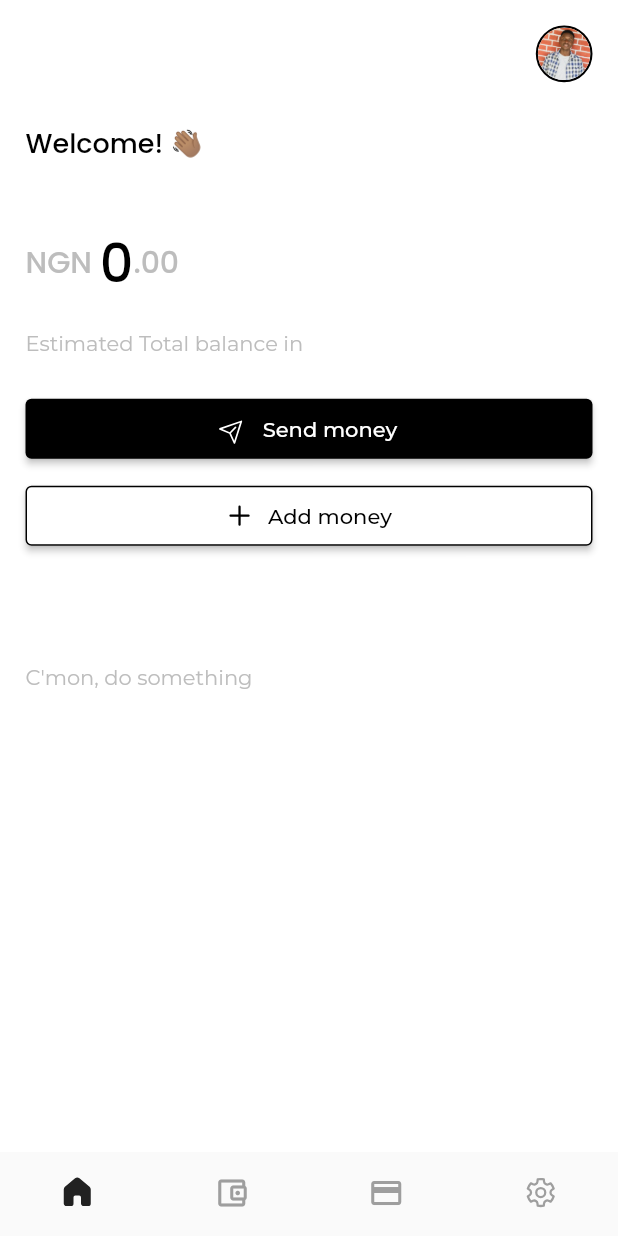
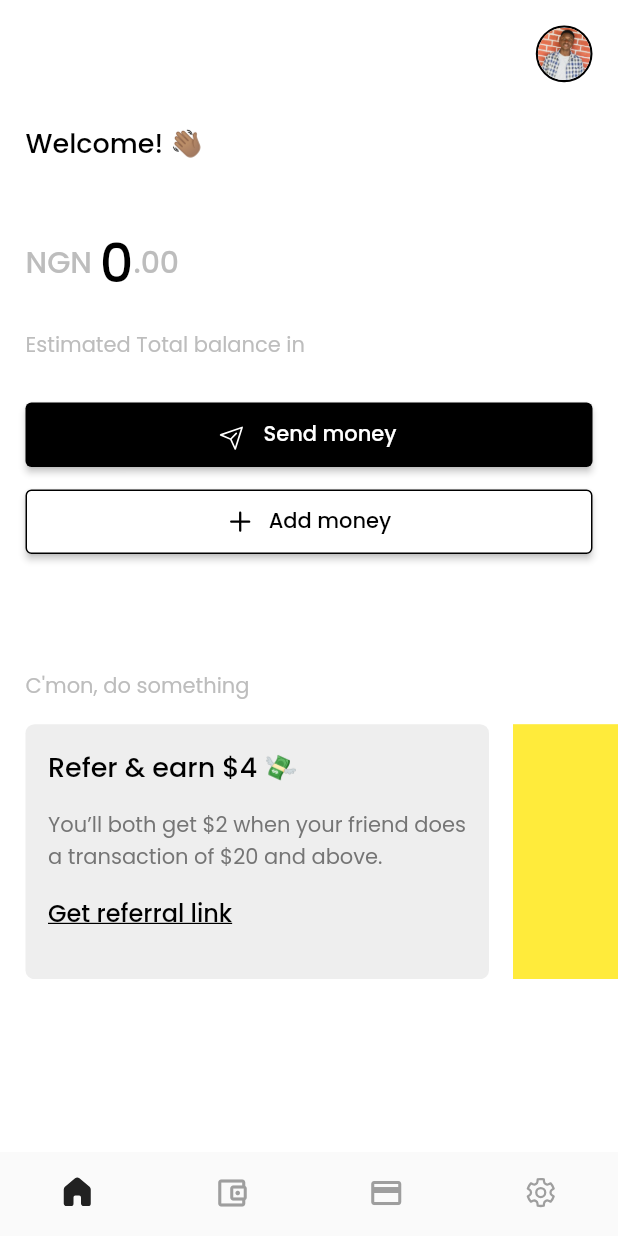
Before and after one commit to ProsperChihimba/coinprofile, a Flutter app: the screen it shows after launch, on a phone screen of 412 x 824 dp. Run offline on Flutter 3.47's test engine with Material 2 defaults, Android fonts, the phone set to English and light mode, and no system bars; our stand-ins replace fluentui_icons, gap, get, google_fonts.

Commit message:
Add: customer actions section

```diff
--- a/lib/screens/home_screen.dart
+++ b/lib/screens/home_screen.dart
@@ -14,6 +14,7 @@ class HomeScreen extends StatefulWidget {
 class _HomeScreenState extends State<HomeScreen> {
   @override
   Widget build(BuildContext context) {
+    final size = AppLayout.getSize(context);
     return Scaffold(
       backgroundColor: Colors.white,
       body: ListView(
@@ -172,6 +173,61 @@ class _HomeScreenState extends State<HomeScreen> {
               ),
             ),
           ),
+
+          // Customer refers
+          Gap(AppLayout.getHeight(15)),
+          SingleChildScrollView(
+            scrollDirection: Axis.horizontal,
+            padding: EdgeInsets.symmetric(
+              horizontal: AppLayout.getWidth(17),
+            ),
+            child: Row(
+              children: [
+                Container(
+                  margin: EdgeInsets.only(right: AppLayout.getHeight(16)),
+                  width: size.width * 0.75,
+                  height: AppLayout.getHeight(170),
+                  padding: EdgeInsets.symmetric(
+                    horizontal: AppLayout.getWidth(15),
+                    vertical: AppLayout.getHeight(15),
+                  ),
+                  decoration: BoxDecoration(
+                    color: Colors.grey.shade200,
+                    borderRadius: BorderRadius.circular(AppLayout.getHeight(6)),
+                  ),
+                  child: Column(
+                    crossAxisAlignment: CrossAxisAlignment.start,
+                    children: [
+                      Text(
+                        "Refer & earn \$4 💸",
+                        style: Styles.headerText,
+                      ),
+                      Gap(AppLayout.getHeight(15)),
+                      Text(
+                        "You’ll both get \$2 when your friend does a transaction of \$20 and above.",
+                        style: Styles.normalText.copyWith(
+                            fontSize: AppLayout.getHeight(14),
+                            color: Colors.grey.shade600),
+                      ),
+                      Gap(AppLayout.getHeight(15)),
+                      Text(
+                        "Get referral link",
+                        style: Styles.headerText.copyWith(
+                          fontSize: AppLayout.getHeight(16),
+                          decoration: TextDecoration.underline,
+                        ),
+                      ),
+                    ],
+                  ),
+                ),
+                Container(
+                  width: size.width * 0.75,
+                  height: AppLayout.getHeight(170),
+                  decoration: BoxDecoration(color: Colors.yellow),
+                ),
+              ],
+            ),
+          )
         ],
       ),
     );
--- a/lib/utils/app_styles.dart
+++ b/lib/utils/app_styles.dart
@@ -11,7 +11,7 @@ class Styles {
   static Color grayColor = const Color(0xFFe4f2dc);
 
   // Basic app text styles
-  static TextStyle normalText = GoogleFonts.montserrat(
+  static TextStyle normalText = GoogleFonts.poppins(
       fontSize: AppLayout.getWidth(14),
       // fontWeight: FontWeight.w400,
       color: blackColor);
@@ -21,7 +21,7 @@ class Styles {
       fontWeight: FontWeight.w500,
       color: blackColor);
 
-  static TextStyle headerTextTwo = GoogleFonts.montserrat(
+  static TextStyle headerTextTwo = GoogleFonts.poppins(
       fontSize: AppLayout.getWidth(16),
       fontWeight: FontWeight.w500,
       color: blackColor);
--- a/pubspec.yaml
+++ b/pubspec.yaml
@@ -38,7 +38,7 @@ dependencies:
   cupertino_icons: ^1.0.2
   fluentui_icons: ^1.0.0
   gap: ^2.0.0
-  get:
+  get: ^4.6.5
   google_fonts: ^3.0.1
 
 dev_dependencies:
```
